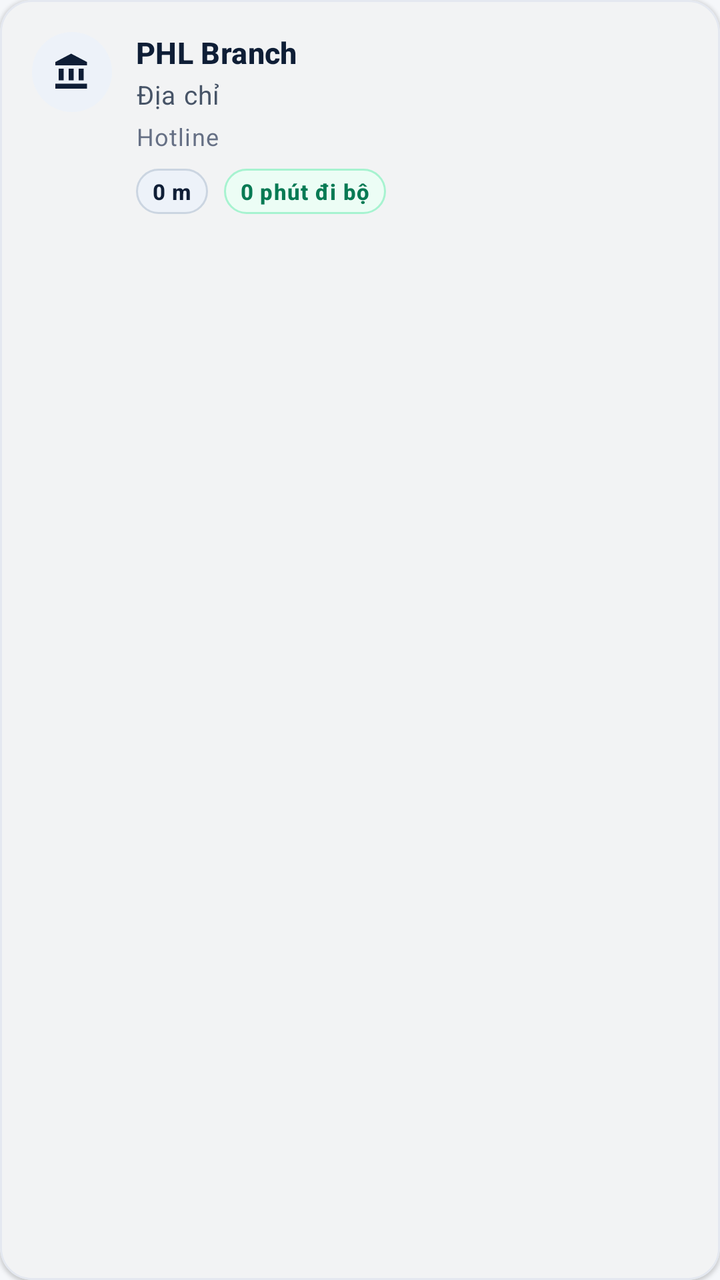
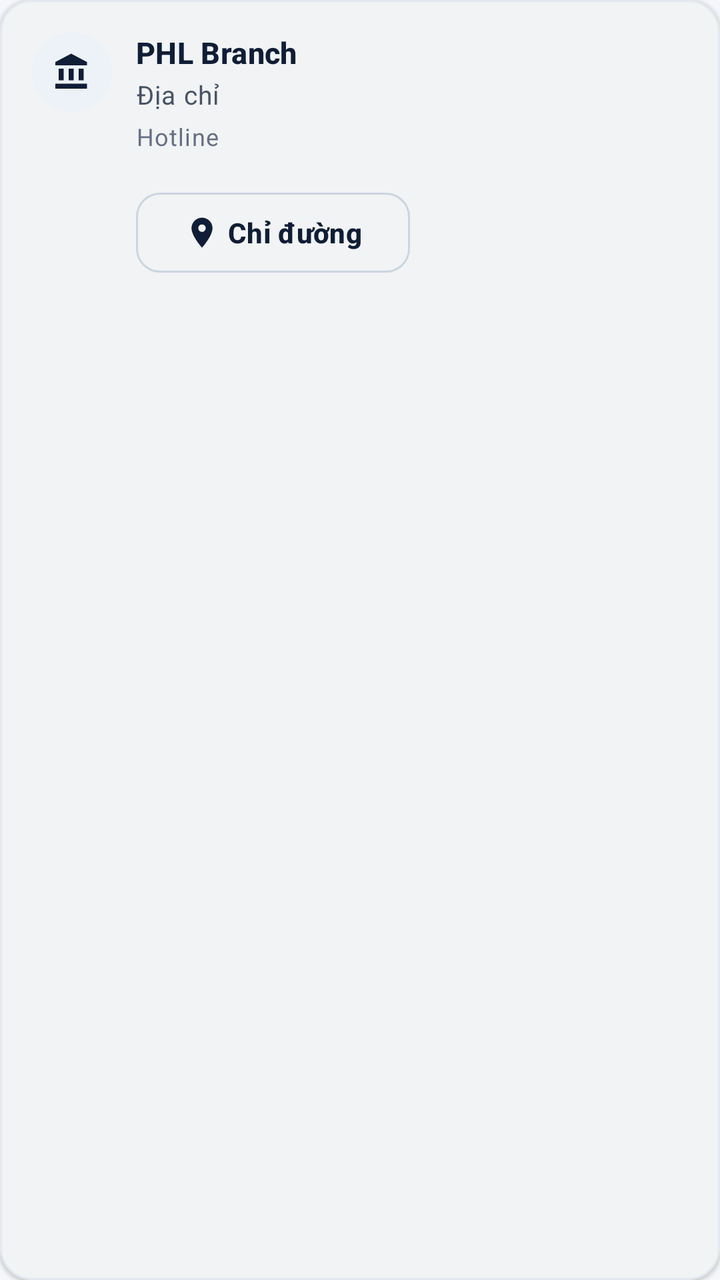

An Android layout rendered at two revisions. The XML below is the earlier revision; the diff shows what the commit changed to produce the second picture.
<!-- AndroidManifest.xml: application theme Theme.PHLBanking -->
<!-- res/layout/item_branch_card.xml -->
<?xml version="1.0" encoding="utf-8"?>
<com.google.android.material.card.MaterialCardView xmlns:android="http://schemas.android.com/apk/res/android"
    xmlns:app="http://schemas.android.com/apk/res-auto"
    style="@style/Widget.PHL.Card.Tile"
    android:layout_width="match_parent"
    android:layout_height="wrap_content"
    android:layout_marginBottom="@dimen/space_sm">

    <LinearLayout
        android:layout_width="match_parent"
        android:layout_height="wrap_content"
        android:gravity="top"
        android:orientation="horizontal"
        android:padding="@dimen/space_base">

        <FrameLayout
            android:layout_width="@dimen/icon_badge_size"
            android:layout_height="@dimen/icon_badge_size"
            android:background="@drawable/bg_icon_circle_navy">

            <ImageView
                android:layout_width="@dimen/icon_size_md"
                android:layout_height="@dimen/icon_size_md"
                android:layout_gravity="center"
                android:importantForAccessibility="no"
                android:src="@drawable/ic_bank_branch"
                app:tint="@color/phl_navy" />
        </FrameLayout>

        <LinearLayout
            android:layout_width="0dp"
            android:layout_height="wrap_content"
            android:layout_marginStart="@dimen/space_md"
            android:layout_weight="1"
            android:orientation="vertical">

            <TextView
                android:id="@+id/tvBranchName"
                style="@style/TextAppearance.PHL.CardTitle"
                android:layout_width="match_parent"
                android:layout_height="wrap_content"
                android:ellipsize="end"
                android:maxLines="1"
                android:text="PHL Branch" />

            <TextView
                android:id="@+id/tvBranchAddress"
                style="@style/TextAppearance.PHL.BodySecondary"
                android:layout_width="match_parent"
                android:layout_height="wrap_content"
                android:layout_marginTop="@dimen/space_xxs"
                android:ellipsize="end"
                android:maxLines="2"
                android:text="Địa chỉ" />

            <TextView
                android:id="@+id/tvBranchPhone"
                style="@style/TextAppearance.PHL.Caption"
                android:layout_width="match_parent"
                android:layout_height="wrap_content"
                android:layout_marginTop="@dimen/space_xs"
                android:fontFeatureSettings="tnum"
                android:text="Hotline" />

            <LinearLayout
                android:layout_width="match_parent"
                android:layout_height="wrap_content"
                android:layout_marginTop="@dimen/space_sm"
                android:orientation="horizontal">

                <TextView
                    android:id="@+id/tvBranchDistance"
                    style="@style/TextAppearance.PHL.Pill"
                    android:layout_width="wrap_content"
                    android:layout_height="wrap_content"
                    android:background="@drawable/bg_pill_navy"
                    android:fontFeatureSettings="tnum"
                    android:paddingBottom="@dimen/space_xs"
                    android:paddingEnd="@dimen/space_sm"
                    android:paddingStart="@dimen/space_sm"
                    android:paddingTop="@dimen/space_xs"
                    android:text="0 m"
                    android:textColor="@color/phl_navy" />

                <TextView
                    android:id="@+id/tvBranchWalkTime"
                    style="@style/TextAppearance.PHL.Pill"
                    android:layout_width="wrap_content"
                    android:layout_height="wrap_content"
                    android:layout_marginStart="@dimen/space_sm"
                    android:background="@drawable/bg_pill_emerald"
                    android:fontFeatureSettings="tnum"
                    android:paddingBottom="@dimen/space_xs"
                    android:paddingEnd="@dimen/space_sm"
                    android:paddingStart="@dimen/space_sm"
                    android:paddingTop="@dimen/space_xs"
                    android:text="0 phút đi bộ"
                    android:textColor="@color/phl_emerald_dark" />
            </LinearLayout>
        </LinearLayout>
    </LinearLayout>
</com.google.android.material.card.MaterialCardView>
<!-- resources referenced by this layout -->
<resources>
  <color name="phl_emerald_dark">#077A54</color>
  <color name="phl_navy">#0F1E36</color>
  <dimen name="icon_badge_size">40dp</dimen>
  <dimen name="icon_size_md">20dp</dimen>
  <dimen name="space_base">16dp</dimen>
  <dimen name="space_md">12dp</dimen>
  <dimen name="space_sm">8dp</dimen>
  <dimen name="space_xs">4dp</dimen>
  <dimen name="space_xxs">2dp</dimen>
  <style name="TextAppearance.PHL.BodySecondary" parent="TextAppearance.Material3.BodySmall">
          <item name="android:textSize">@dimen/text_body_md</item>
          <item name="android:textColor">@color/phl_text_secondary</item>
      </style>
  <style name="TextAppearance.PHL.Caption" parent="TextAppearance.Material3.BodySmall">
          <item name="android:textSize">@dimen/text_body_sm</item>
          <item name="android:textColor">@color/phl_text_muted</item>
      </style>
  <style name="Widget.PHL.Card.Tile" parent="Widget.PHL.Card">
          <item name="rippleColor">@color/phl_ripple_light</item>
          <item name="android:clickable">true</item>
          <item name="android:focusable">true</item>
      </style>
  <color name="phl_navy_tint">#EDF2F9</color>
  <color name="phl_emerald_tint">#ECFDF5</color>
  <dimen name="radius_pill">999dp</dimen>
  <dimen name="stroke_hairline">1dp</dimen>
  <color name="phl_emerald_stroke">#A7F3D0</color>
  <color name="phl_border_strong">#CBD5E1</color>
  <dimen name="text_body_md">13sp</dimen>
  <color name="phl_text_secondary">#475467</color>
  <dimen name="text_body_sm">12sp</dimen>
  <color name="phl_text_muted">#667085</color>
  <dimen name="text_subtitle">15sp</dimen>
  <dimen name="text_caption">11sp</dimen>
  <color name="phl_ripple_light">#1A0F1E36</color>
  <color name="phl_white">#FFFFFF</color>
  <color name="phl_emerald">#0E9F6E</color>
  <color name="phl_gold">#B8860B</color>
  <color name="phl_gold_tint">#FDF8EB</color>
  <color name="phl_bg">#F5F7FA</color>
  <color name="phl_surface">#FFFFFF</color>
  <color name="phl_text_primary">#101828</color>
  <color name="phl_surface_subtle">#F8FAFC</color>
  <color name="phl_border">#E4E8F0</color>
  <color name="phl_divider">#EAECF0</color>
  <color name="phl_danger">#D92D20</color>
  <color name="phl_danger_tint">#FEF3F2</color>
  <dimen name="radius_lg">16dp</dimen>
  <dimen name="elevation_subtle">1dp</dimen>
  <style name="Widget.PHL.BottomSheet.Modal" parent="Widget.Material3.BottomSheet.Modal">
          <item name="backgroundTint">@color/phl_surface</item>
          <item name="shapeAppearanceOverlay">@style/ShapeAppearance.PHL.BottomSheet</item>
      </style>
  <style name="ShapeAppearance.PHL.Dialog" parent="">
          <item name="cornerFamily">rounded</item>
          <item name="cornerSize">@dimen/radius_xl</item>
      </style>
  <dimen name="radius_xl">20dp</dimen>
  <dimen name="radius_xxl">24dp</dimen>
  <!-- unchanged entries left out for length: 11 -->
</resources>

<!-- the commit's change to res/layout/item_branch_card.xml (unified diff, before → after) -->
@@ -40,7 +40,7 @@
                 android:layout_width="match_parent"
                 android:layout_height="wrap_content"
                 android:ellipsize="end"
-                android:maxLines="1"
+                android:maxLines="2"
                 android:text="PHL Branch" />
 
             <TextView
@@ -80,7 +80,8 @@
                     android:paddingStart="@dimen/space_sm"
                     android:paddingTop="@dimen/space_xs"
                     android:text="0 m"
-                    android:textColor="@color/phl_navy" />
+                    android:textColor="@color/phl_navy"
+                    android:visibility="gone" />
 
                 <TextView
                     android:id="@+id/tvBranchWalkTime"
@@ -95,8 +96,21 @@
                     android:paddingStart="@dimen/space_sm"
                     android:paddingTop="@dimen/space_xs"
                     android:text="0 phút đi bộ"
-                    android:textColor="@color/phl_emerald_dark" />
+                    android:textColor="@color/phl_emerald_dark"
+                    android:visibility="gone" />
             </LinearLayout>
+
+            <com.google.android.material.button.MaterialButton
+                android:id="@+id/btnBranchDirections"
+                style="@style/Widget.PHL.Button.Outlined"
+                android:layout_width="wrap_content"
+                android:layout_height="wrap_content"
+                android:layout_marginTop="@dimen/space_sm"
+                android:minHeight="48dp"
+                android:text="Chỉ đường"
+                app:icon="@drawable/ic_explore"
+                app:iconGravity="textStart"
+                app:iconPadding="@dimen/space_xs" />
         </LinearLayout>
     </LinearLayout>
 </com.google.android.material.card.MaterialCardView>
<!-- resource entries referenced after the edit -->
@@ -9,6 +9,16 @@
   <dimen name="space_sm">8dp</dimen>
   <dimen name="space_xs">4dp</dimen>
   <dimen name="space_xxs">2dp</dimen>
+  <!-- drawable ic_explore (drawable) -->
+  <vector xmlns:android="http://schemas.android.com/apk/res/android"
+      android:width="24dp"
+      android:height="24dp"
+      android:viewportWidth="24"
+      android:viewportHeight="24">
+      <path
+          android:fillColor="#0F1E36"
+          android:pathData="M12,2C8.13,2 5,5.13 5,9c0,5.25 7,13 7,13s7,-7.75 7,-13c0,-3.87 -3.13,-7 -7,-7zM12,11.5c-1.38,0 -2.5,-1.12 -2.5,-2.5s1.12,-2.5 2.5,-2.5 2.5,1.12 2.5,2.5 -1.12,2.5 -2.5,2.5z" />
+  </vector>
   <style name="TextAppearance.PHL.BodySecondary" parent="TextAppearance.Material3.BodySmall">
           <item name="android:textSize">@dimen/text_body_md</item>
           <item name="android:textColor">@color/phl_text_secondary</item>
@@ -16,6 +26,16 @@
   <style name="TextAppearance.PHL.Caption" parent="TextAppearance.Material3.BodySmall">
           <item name="android:textSize">@dimen/text_body_sm</item>
           <item name="android:textColor">@color/phl_text_muted</item>
+      </style>
+  <style name="Widget.PHL.Button.Outlined" parent="Widget.Material3.Button.OutlinedButton">
+          <item name="strokeColor">@color/phl_border_strong</item>
+          <item name="strokeWidth">@dimen/stroke_hairline</item>
+          <item name="android:textColor">@color/phl_navy</item>
+          <item name="cornerRadius">@dimen/radius_md</item>
+          <item name="android:minHeight">@dimen/btn_height_secondary</item>
+          <item name="android:textAllCaps">false</item>
+          <item name="android:textStyle">bold</item>
+          <item name="rippleColor">@color/phl_ripple_light</item>
       </style>
   <style name="Widget.PHL.Card.Tile" parent="Widget.PHL.Card">
           <item name="rippleColor">@color/phl_ripple_light</item>
@@ -34,6 +54,8 @@
   <color name="phl_text_muted">#667085</color>
   <dimen name="text_subtitle">15sp</dimen>
   <dimen name="text_caption">11sp</dimen>
+  <dimen name="radius_md">12dp</dimen>
+  <dimen name="btn_height_secondary">48dp</dimen>
   <color name="phl_ripple_light">#1A0F1E36</color>
   <color name="phl_white">#FFFFFF</color>
   <color name="phl_emerald">#0E9F6E</color>
